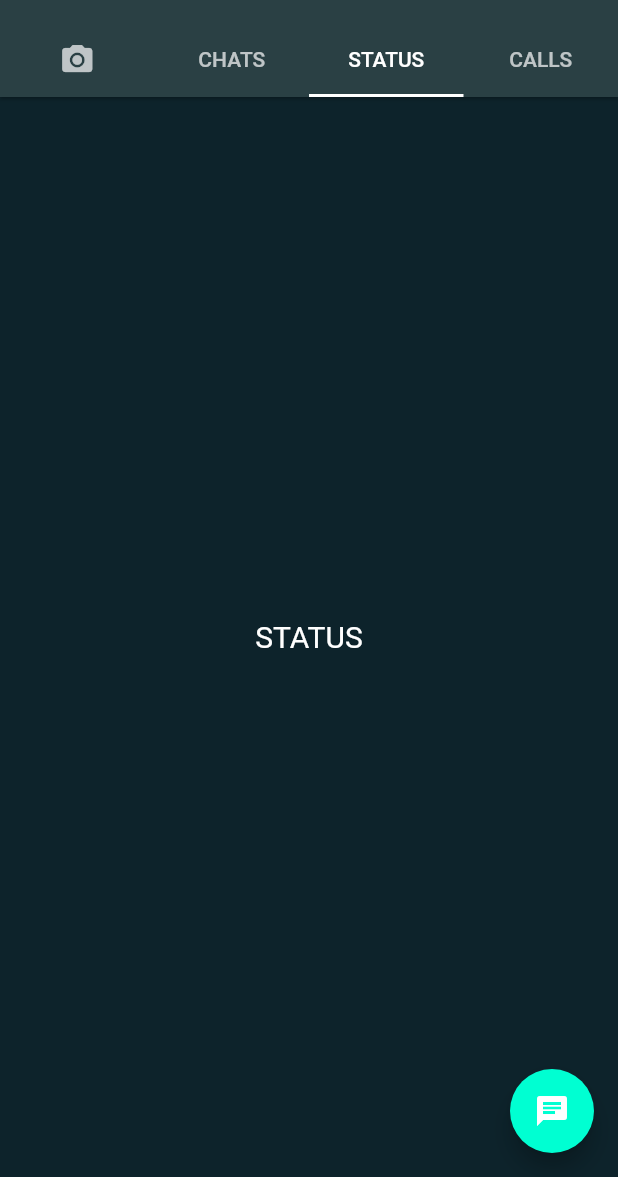
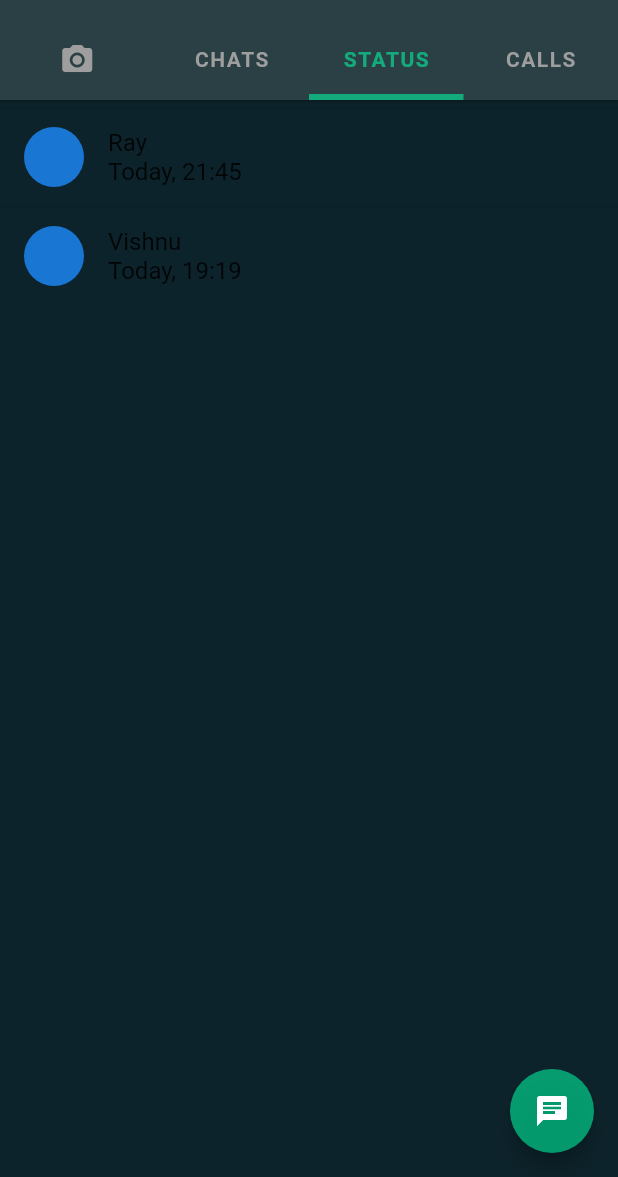
Before and after one commit to thataintme/fake-whatsapp, a Flutter app: the screen it shows after launch, tab 3 chosen, after a tap on the "chat" icon, on a phone screen of 412 x 824 dp, the part 59-1236 px from its top. Run offline on Flutter 3.47's test engine with Material 2 defaults, Android fonts, the light colour scheme and no system bars; missing offline and left inert: dart:js_util.

Commit message:
basic all screens

```diff
--- a/lib/Models/ChatModel.dart
+++ b/lib/Models/ChatModel.dart
@@ -19,7 +19,7 @@ class ChatModel {
 
 List<ChatModel> dummyData = [
   ChatModel(
-      name: "Amma",
+      name: "Deadpool",
       message: "where r u",
       time: "18:53",
       dpUrl: "",
--- a/lib/Models/StatusModel.dart
+++ b/lib/Models/StatusModel.dart
@@ -1,14 +1,30 @@
 class StatusModel {
   String name;
   String timeWithDate;
-  int numberOfPosts;
+  int numberUnreadPosts;
+  int numberReadPosts;
   String latestPostThumbUrl;
-  bool isRead = false;
 
+  StatusModel({
+    required this.name,
+    required this.timeWithDate,
+    required this.numberUnreadPosts,
+    required this.numberReadPosts,
+    required this.latestPostThumbUrl,
+  });
+}
+
+List<StatusModel> dummyData = [
   StatusModel(
-      {required this.name,
-      required this.timeWithDate,
-      required this.numberOfPosts,
-      required this.latestPostThumbUrl,
-      this.isRead = false});
-}
+      name: "Ray",
+      timeWithDate: "Today, 21:45",
+      numberReadPosts: 5,
+      numberUnreadPosts: 2,
+      latestPostThumbUrl: ""),
+  StatusModel(
+      name: "Vishnu",
+      timeWithDate: "Today, 19:19",
+      numberReadPosts: 2,
+      numberUnreadPosts: 0,
+      latestPostThumbUrl: ""),
+];
--- a/lib/Pages/ChatsScreen.dart
+++ b/lib/Pages/ChatsScreen.dart
@@ -1,11 +1,17 @@
 import 'dart:js_util';
 
+import 'package:fake_whatsapp/Assets/CustomTextStyles.dart';
 import 'package:flutter/material.dart';
 import 'package:fake_whatsapp/Models/ChatModel.dart';
 
-class ChatsScreen extends StatelessWidget {
+class ChatsScreen extends StatefulWidget {
   const ChatsScreen({Key? key}) : super(key: key);
 
+  @override
+  _ChatsScreenState createState() => _ChatsScreenState();
+}
+
+class _ChatsScreenState extends State<ChatsScreen> {
   @override
   Widget build(BuildContext context) {
     return ListView.builder(
@@ -22,10 +28,7 @@ class ChatsScreen extends StatelessWidget {
                 children: [
                   Text(
                     dummyData[index].name,
-                    style: const TextStyle(
-                      fontWeight: FontWeight.w900,
-                      color: Colors.white,
-                    ),
+                    style: CustomTextStyles.nameTestStyle,
                   ),
                   Text(
                     dummyData[index].time,
@@ -42,7 +45,7 @@ class ChatsScreen extends StatelessWidget {
                   ...[]
                 else if (dummyData[index].isRead) ...[
                   Icon(
-                    Icons.double_arrow,
+                    Icons.check,
                     color: Colors.blue,
                   ),
                   SizedBox(
@@ -50,18 +53,17 @@ class ChatsScreen extends StatelessWidget {
                   )
                 ] else ...[
                   Icon(
-                    Icons.double_arrow,
+                    Icons.check,
                     color: Colors.grey,
                   ),
                   SizedBox(
                     width: 5,
                   )
                 ],
-                Text(dummyData[index].message,
-                    style: const TextStyle(
-                      fontSize: 15,
-                      color: Colors.grey,
-                    )),
+                Text(
+                  dummyData[index].message,
+                  style: CustomTextStyles.subtitleTextStyle,
+                )
               ],
             ),
           )
--- a/lib/Pages/StatusScreen.dart
+++ b/lib/Pages/StatusScreen.dart
@@ -1,17 +1,39 @@
+import 'package:fake_whatsapp/Assets/CustomTextStyles.dart';
 import 'package:flutter/material.dart';
+import 'package:fake_whatsapp/Models/StatusModel.dart';
 
-class StatusScreen extends StatelessWidget {
+class StatusScreen extends StatefulWidget {
   const StatusScreen({Key? key}) : super(key: key);
 
   @override
+  _StatusScreenState createState() => _StatusScreenState();
+}
+
+class _StatusScreenState extends State<StatusScreen> {
+  @override
   Widget build(BuildContext context) {
-    return Center(
-      child: Text(
-        "STATUS",
-        style: TextStyle(
-          fontSize: 20,
-          color: Colors.white,
-        ),
+    return ListView.builder(
+      itemCount: dummyData.length,
+      itemBuilder: (context, index) => Column(
+        children: <Widget>[
+          const Divider(
+            height: 10,
+          ),
+          ListTile(
+            leading: const CircleAvatar(),
+            title: Column(
+                mainAxisAlignment: MainAxisAlignment.spaceBetween,
+                crossAxisAlignment: CrossAxisAlignment.start,
+                children: [
+                  Text(dummyData[index].name,
+                      style: CustomTextStyles.nameTestStyle),
+                  Text(
+                    dummyData[index].timeWithDate,
+                    style: CustomTextStyles.subtitleTextStyle,
+                  ),
+                ]),
+          )
+        ],
       ),
     );
   }
--- a/lib/WhatsAppHome.dart
+++ b/lib/WhatsAppHome.dart
@@ -19,7 +19,11 @@ class _WhatsAppHomeState extends State<WhatsAppHome>
   @override
   void initState() {
     super.initState();
-    _tabController = new TabController(length: 4, vsync: this, initialIndex: 1);
+    _tabController = new TabController(
+      length: 4,
+      vsync: this,
+      initialIndex: 1,
+    );
   }
 
   @override
@@ -30,7 +34,17 @@ class _WhatsAppHomeState extends State<WhatsAppHome>
         elevation: 1,
         bottom: TabBar(
           controller: _tabController,
-          indicatorColor: Colors.white,
+          labelColor: Color.fromARGB(141, 0, 255, 170),
+          labelStyle: TextStyle(
+            fontWeight: FontWeight.bold,
+            letterSpacing: 1,
+          ),
+          unselectedLabelColor: Colors.grey,
+          unselectedLabelStyle: TextStyle(
+            fontWeight: FontWeight.bold,
+          ),
+          indicatorColor: Color.fromARGB(141, 0, 255, 170),
+          indicatorWeight: 4,
           tabs: <Widget>[
             Tab(
               icon: Icon(Icons.camera_alt),
@@ -58,7 +72,7 @@ class _WhatsAppHomeState extends State<WhatsAppHome>
       ),
       floatingActionButton: FloatingActionButton(
         onPressed: (() => {}),
-        backgroundColor: Theme.of(context).secondaryHeaderColor,
+        backgroundColor: Color.fromARGB(141, 0, 255, 170),
         child: Icon(Icons.chat),
       ),
     );
```
Also changed, not shown: lib/Pages/CallsScreen.dart (+69 -8 lines).
